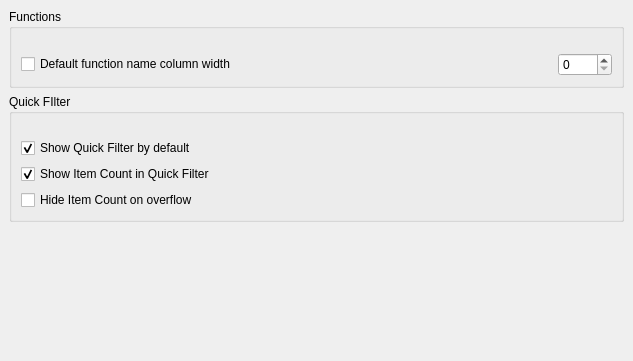
This is src/dialogs/preferences/InterfaceOptionsWidget.ui in PremadeS/cutter as Qt 5 draws it before an edit. The edited form follows.
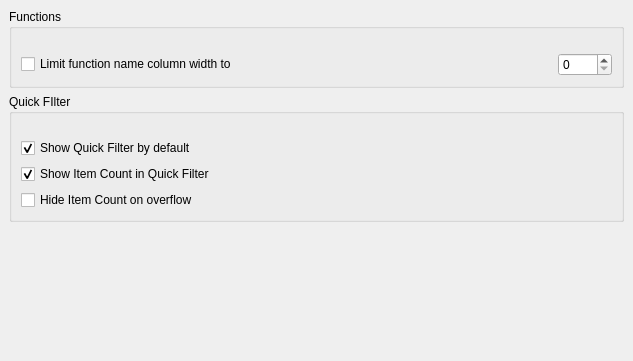
This is the edited form.

```diff
--- a/src/dialogs/preferences/InterfaceOptionsWidget.ui
+++ b/src/dialogs/preferences/InterfaceOptionsWidget.ui
@@ -61,7 +61,7 @@
                <string>Sets the default width for function name columns in widgets. In Functions widget the width is only applied if in Horizontal view</string>
               </property>
               <property name="text">
-               <string>Default function name column width</string>
+               <string>Limit function name column width to</string>
               </property>
              </widget>
             </item>
```
Left out of the diff: 2 changed lines with no effect on the pictures.
